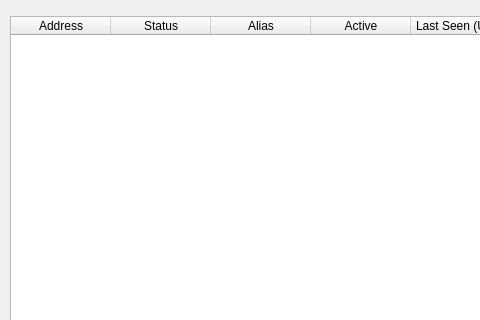
Above: src/qt/forms/masternodelist.ui from pedrorv0106/DAPS before the change; both pictures show x 0 to 480 and y 0 to 320 of the 723 by 457 pixel window. Below: the same form after it.
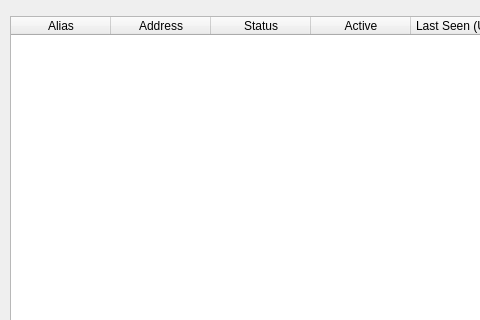
That is the form after the change. Icons and pictures are not drawn. Custom widgets are drawn as their Qt base class.

Commit message: fix compile error

What changed in the file:
```diff
--- a/src/qt/forms/masternodelist.ui
+++ b/src/qt/forms/masternodelist.ui
@@ -79,15 +79,6 @@
             </color>
            </brush>
           </colorrole>
-          <colorrole role="PlaceholderText">
-           <brush brushstyle="NoBrush">
-            <color alpha="128">
-             <red>51</red>
-             <green>51</green>
-             <blue>51</blue>
-            </color>
-           </brush>
-          </colorrole>
          </active>
          <inactive>
           <colorrole role="Text">
@@ -140,6 +131,11 @@
        <attribute name="horizontalHeaderStretchLastSection">
         <bool>true</bool>
        </attribute>
+       <column>
+        <property name="text">
+         <string>Alias</string>
+        </property>
+       </column>
        <column>
         <property name="text">
          <string>Address</string>
@@ -150,11 +146,6 @@
          <string>Status</string>
         </property>
        </column>
-       <column>
-        <property name="text">
-         <string>Alias</string>
-        </property>
-       </column>
        <column>
         <property name="text">
          <string>Active</string>
```
